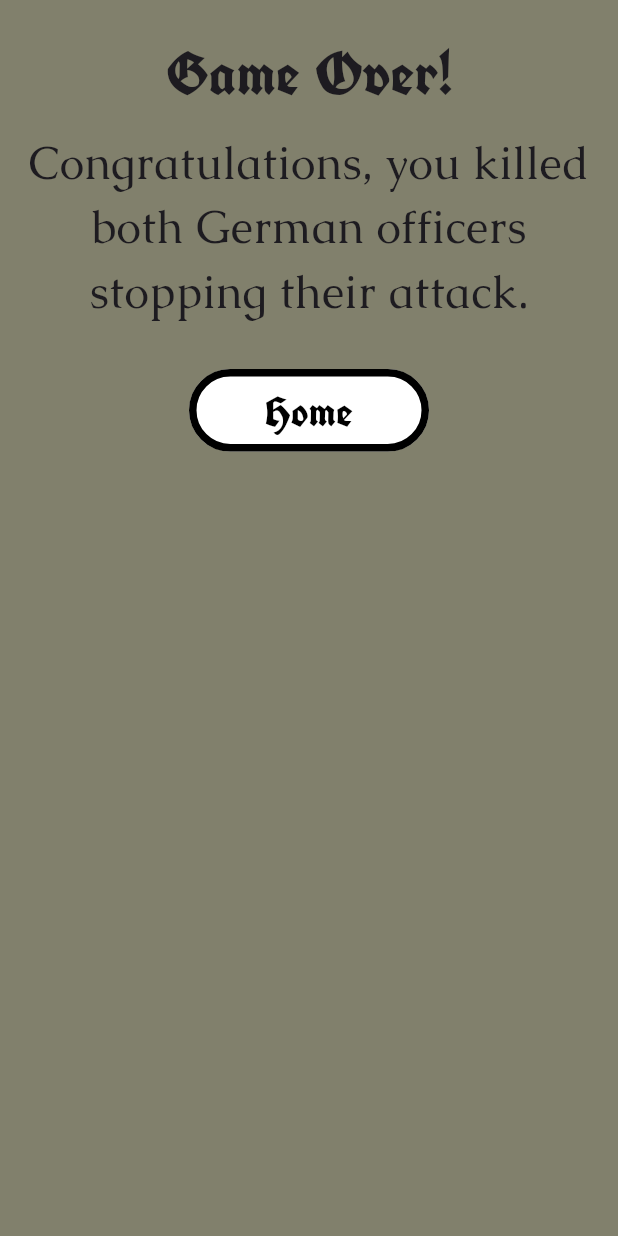
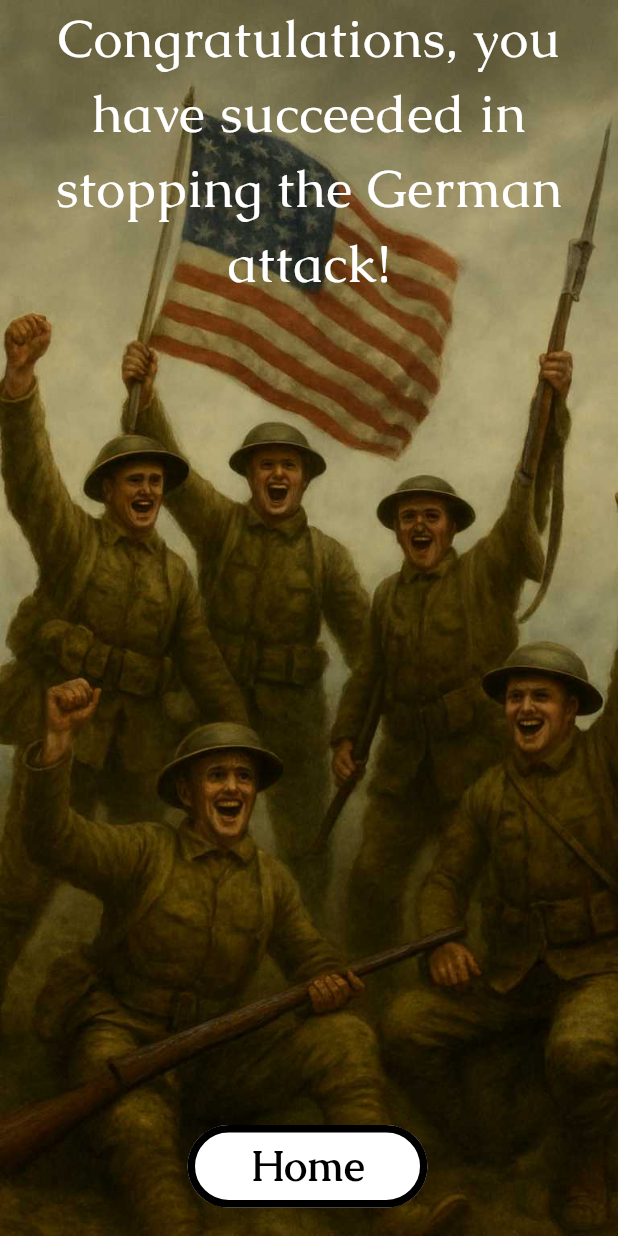
Before and after one commit to werntzp/fix_bayonets, a Flutter app: the GameOverScreen screen opened directly, on a phone screen of 412 x 824 dp. Run offline on Flutter 3.47's test engine with Material 3 defaults, Android fonts, the phone set to English and light mode, and no system bars; our stand-ins replace webview_flutter; missing offline and left inert: hexagon, number_to_words.

Commit message:
Updating business rules and UI

```diff
--- a/lib/const.dart
+++ b/lib/const.dart
@@ -24,7 +24,7 @@ const constCraterTerain = "assets/images/terrain_crater";
 const constActionMove = "assets/images/action_move.jpg";
 const constActionAttack = "assets/images/action_attack.jpg";
 const constActionNegateMove = "assets/images/action_negate_move.jpg";
-const constActionNegateAttack = "assets/images/assets/images/action_negate_attack.jpg";
+const constActionNegateAttack = "assets/images/action_negate_attack.jpg";
 const constAmericanVictory = "assets/images/usa_victory.jpg";
 const constGermanVictory = "assets/images/ger_victory.jpg";
 const constGermanTurnStart = "assets/images/ger_turn_start.jpg";
@@ -53,6 +53,7 @@ const constSkippingAttackPhase = "Skipping Attack Phase";
 const constSkippingMoveAndAttackPhase = "Skipping Move and Attack";
 const constNegateMoveMessage = "Germans negated your move!";
 const constNegateAttackMessage = "Germans negated your attack!";
+const constGermanTurnPrepMessage = "The Germans are planning their turn.";
 
 const constStackedUnitPickerOrdersMessage = "Soldiers in this map hex:";
 const constStackedUnitPickerMoveMessage = "Select an eligible soldier to move, or Cancel to return.";
@@ -65,9 +66,9 @@ const constAttackPhaseMessage =
     "Choose an Attack action, select an eligible soldier, and then a target.";
 const constYourHandMessage = "Available Actions:";
 const constVictoryMessage =
-    "Congratulations, you killed both German officers stopping their attack.";
+    "Congratulations, you have succeeded in stopping the German attack!";
 const constDefeatMessage =
-    "The German forces have killed your officers and overrun your postion.";
+    "You lost the battle! The Germans routed your forces and have overrun your postion.";
 
 // card notes
 const constCardBayonet = "Bayonet attack card.";
--- a/lib/dialogs/ask_to_negate_dialog.dart
+++ b/lib/dialogs/ask_to_negate_dialog.dart
@@ -26,7 +26,7 @@ Future<bool> showNegateDialog(
                   alignment: Alignment.center,
                   child: const Text(constButtonYes,
                     style: TextStyle(
-                        fontFamily: constAppTitleFont,
+                        fontFamily: constAppTextFont,
                         color: Colors.black,
                         fontSize: 25.0),
                   )),
@@ -46,7 +46,7 @@ Future<bool> showNegateDialog(
                   alignment: Alignment.center,
                   child: const Text(constButtonNo,
                     style: TextStyle(
-                        fontFamily: constAppTitleFont,
+                        fontFamily: constAppTextFont,
                         color: Colors.black,
                         fontSize: 25.0),
                   )),
--- a/lib/dialogs/card_info_dialog.dart
+++ b/lib/dialogs/card_info_dialog.dart
@@ -91,7 +91,7 @@ void showCardInfoDialog(BuildContext context, EnumCardName cardName, String grap
                         alignment: Alignment.center,
                         child: Text(constButtonOK,
                           style: TextStyle(
-                              fontFamily: constAppTitleFont,
+                              fontFamily: constAppTextFont,
                               color: Colors.black,
                               fontSize: 25.0),
                         )),
--- a/lib/main.dart
+++ b/lib/main.dart
@@ -100,7 +100,8 @@ class FixBayonetsHome extends StatelessWidget {
                         child: Text(
                           "Play",
                           style: TextStyle(
-                              fontFamily: constAppTitleFont,
+                              fontFamily: constAppTextFont,
+                              fontWeight: FontWeight.bold,
                               color: Colors.black,
                               fontSize: 30.0),
                         )),
@@ -126,8 +127,9 @@ class FixBayonetsHome extends StatelessWidget {
                         child: Text(
                           "Help",
                           style: TextStyle(
-                              fontFamily: constAppTitleFont,
+                              fontFamily: constAppTextFont,
                               color: Colors.black,
+                              fontWeight: FontWeight.bold,
                               fontSize: 30.0),
                         )),
                     onPressed: () {
--- a/lib/screens/game_over_screen.dart
+++ b/lib/screens/game_over_screen.dart
@@ -16,42 +16,48 @@ String _dialogText() {
   }
 }
 
+String _graphic() {
+  if (won) {
+    return constAmericanVictory;
+  } else {
+    return constGermanVictory;
+  }
+}
+
   // main build function
   @override
   Widget build(BuildContext context) {
     return SafeArea(
         child: Scaffold(
-            backgroundColor:       const Color.fromARGB(255, 129, 128, 108),
-            body: Center(
-                child: Container(
-              margin: const EdgeInsets.only(left: 10.0, right: 10.0),
-              child: Column(
-                crossAxisAlignment: CrossAxisAlignment.start,
-                children: <Widget>[
-                  const Padding(
-                    padding: EdgeInsets.all(10.0),
+            body: Stack(
+              children: <Widget>[
+                Image(
+                  image: AssetImage(_graphic()),
+                  width: MediaQuery.of(context).size.width,
+                  height: MediaQuery.of(context).size.height,
+                  fit: BoxFit.cover,
+                ),
+              Padding(
+                padding: EdgeInsets.all(1.0),
+                child: Align(
+                  alignment: Alignment.topCenter,
+                  child:  Text(
+                    _dialogText(),
+                    textAlign: TextAlign.center,
+                    style: TextStyle(
+                        fontFamily: constAppTextFont,
+                        color: Colors.white,
+                        fontSize: 35.0),
                   ),
-                  const Center(
-                    child: Text("Game Over!",
-                        textAlign: TextAlign.center,
-                        style: TextStyle(
-                            fontFamily: constAppTitleFont,
-                            fontSize: 40,)),
-                  ),
-                  const Padding(
-                    padding: EdgeInsets.all(5.0),
-                  ),
-                   Center(
-                    child: Text(_dialogText(),
-                        textAlign: TextAlign.center,
-                        style: TextStyle(
-                            fontFamily: constAppTextFont,
-                            fontSize: 30)),
-                  ),
+                ),
+              ),
                   const Padding(
                     padding: EdgeInsets.all(15.0),
                   ),
-                Center(
+                Positioned(
+                  top: 750,
+                  left: 125,
+                child: Center(
                   child: SizedBox(
                   width: 160.0,
                   height: 55.0,
@@ -66,8 +72,9 @@ String _dialogText() {
                         child: Text(
                           constButtonHome,
                           style: TextStyle(
-                              fontFamily: constAppTitleFont,
+                              fontFamily: constAppTextFont,
                               color: Colors.black,
+                              fontWeight: FontWeight.bold,
                               fontSize: 28.0),
                         )),
                         onPressed: () {
@@ -78,9 +85,9 @@ String _dialogText() {
                     },
                   ),
                 ),
-                  ),
-                ],
-              ),
-            ))));
+                  )),
+              ],)
+
+            ));
   }
 }
```
Also changed, not shown: lib/dialogs/stacked_unit_picker_dialog.dart (+4 -3 lines), lib/models/game_model.dart (+18 -2 lines), lib/screens/game_screen.dart (+185 -56 lines), lib/screens/help_screen.dart (+8 -7 lines), 1 other file.
